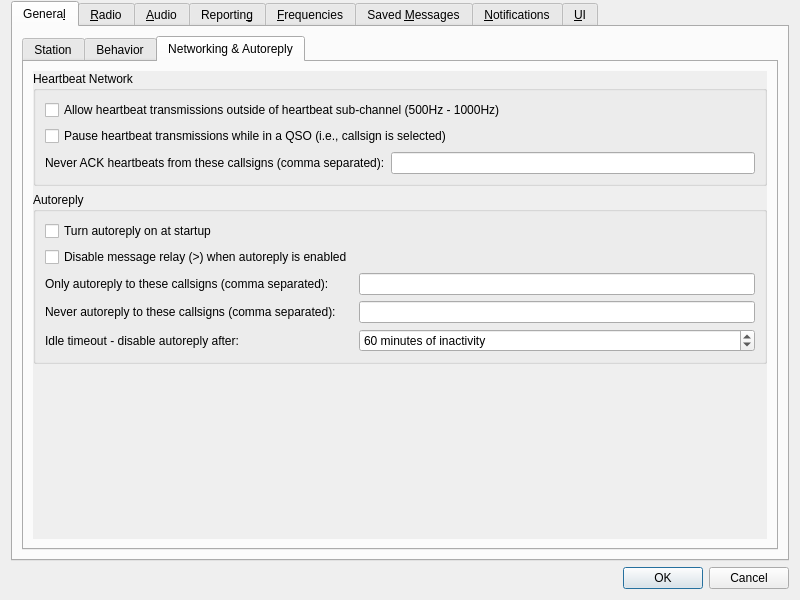
Before: the Qt Designer form Configuration.ui in qcmiao1998/js8call, drawn with Qt 5.
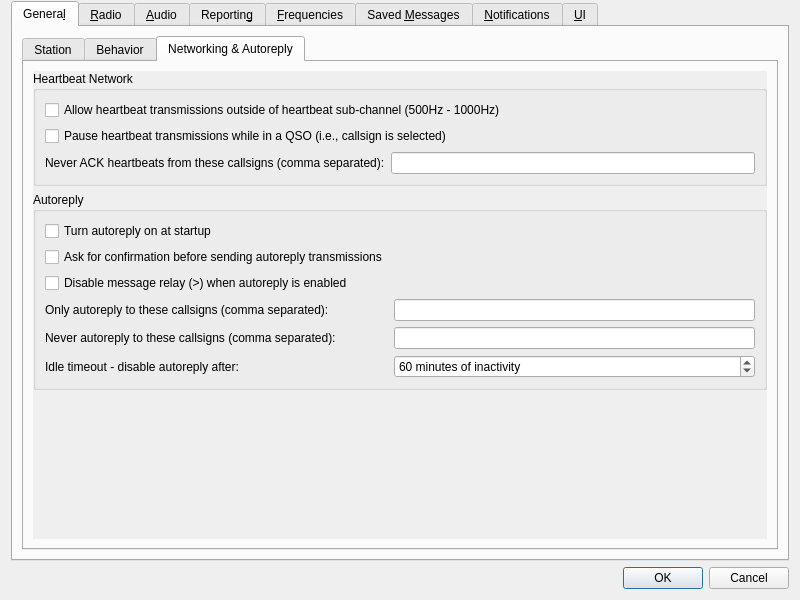
After: the same form once the commit is applied. The open tabs and pages were chosen to show the change.

Commit message: Added option to confirm before sending autoreply message

The edit to the form file:
```diff
--- a/Configuration.ui
+++ b/Configuration.ui
@@ -873,34 +873,34 @@
                     </property>
                    </widget>
                   </item>
-                  <item row="1" column="0">
+                  <item row="2" column="0">
                    <widget class="QCheckBox" name="relay_disabled_check_box">
                     <property name="text">
                      <string>Disable message relay (&gt;) when autoreply is enabled</string>
                     </property>
                    </widget>
                   </item>
-                  <item row="2" column="0">
+                  <item row="3" column="0">
                    <widget class="QLabel" name="label_23">
                     <property name="text">
                      <string>Only autoreply to these callsigns (comma separated):</string>
                     </property>
                    </widget>
                   </item>
-                  <item row="2" column="1">
+                  <item row="3" column="1">
                    <widget class="QLineEdit" name="auto_whitelist_line_edit"/>
                   </item>
-                  <item row="3" column="0">
+                  <item row="4" column="0">
                    <widget class="QLabel" name="label_15">
                     <property name="text">
                      <string>Never autoreply to these callsigns (comma separated):</string>
                     </property>
                    </widget>
                   </item>
-                  <item row="3" column="1">
+                  <item row="4" column="1">
                    <widget class="QLineEdit" name="auto_blacklist_line_edit"/>
                   </item>
-                  <item row="4" column="0">
+                  <item row="5" column="0">
                    <widget class="QLabel" name="label_10">
                     <property name="text">
                      <string>Idle timeout - disable autoreply after:</string>
@@ -910,7 +910,7 @@
                     </property>
                    </widget>
                   </item>
-                  <item row="4" column="1">
+                  <item row="5" column="1">
                    <widget class="QSpinBox" name="tx_watchdog_spin_box">
                     <property name="toolTip">
                      <string>&lt;html&gt;&lt;head/&gt;&lt;body&gt;&lt;p&gt;Number of minutes before unattended heartbeat transmissions are aborted.&lt;/p&gt;&lt;/body&gt;&lt;/html&gt;</string>
@@ -938,6 +938,13 @@
                     </property>
                    </widget>
                   </item>
+                  <item row="1" column="0">
+                   <widget class="QCheckBox" name="autoreply_confirmation_check_box">
+                    <property name="text">
+                     <string>Ask for confirmation before sending autoreply transmissions</string>
+                    </property>
+                   </widget>
+                  </item>
                  </layout>
                 </widget>
                </item>
```
Left out of the diff: 32 changed lines with no effect on the pictures. The commit also changes 4 other files.
